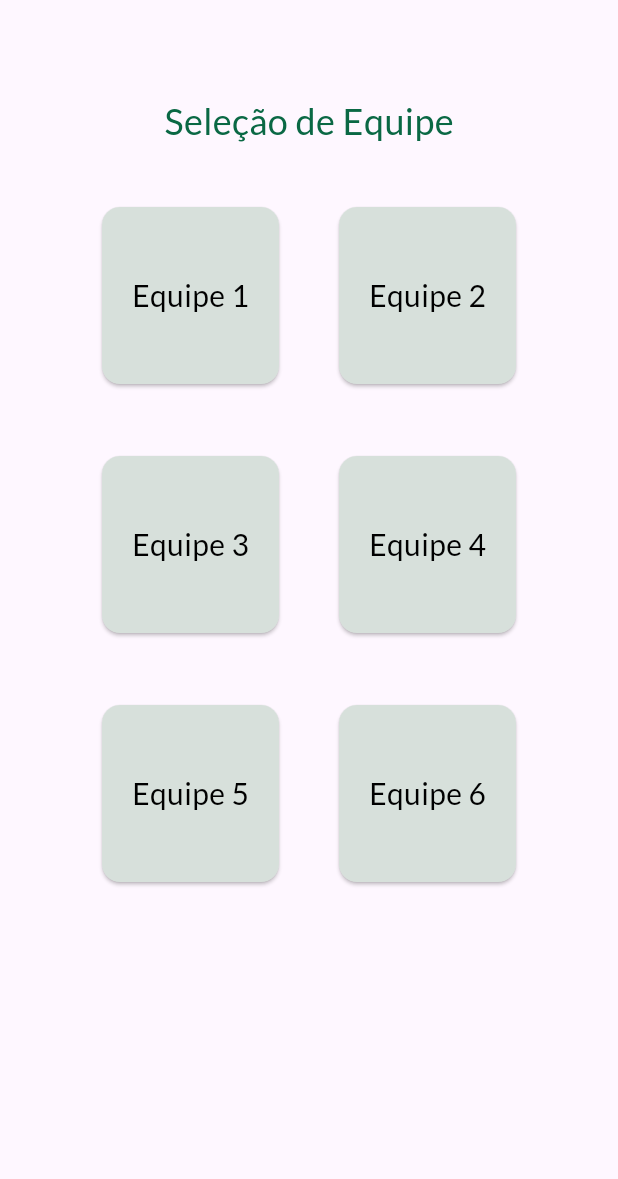
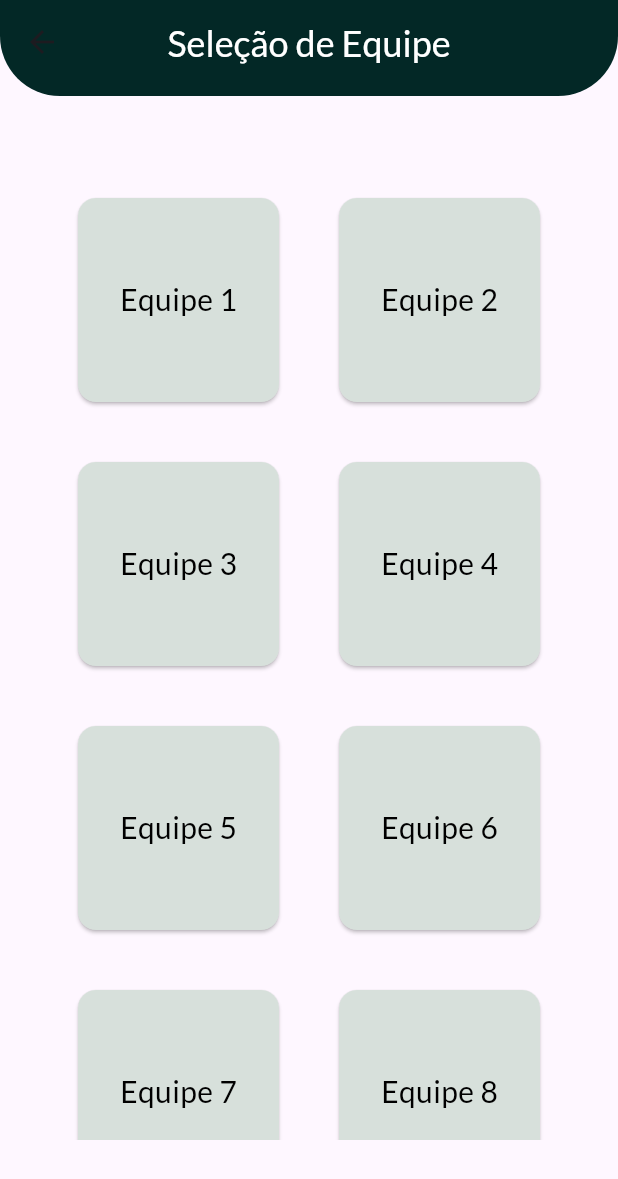
Before and after one commit to anselmomartins1918/Inspira, a Flutter app: the TeamSelection screen opened directly with empty values, on a phone screen of 412 x 824 dp. Shown: the top 1179 px of the screen. Run offline on Flutter 3.47's test engine with Material 3 defaults, Android fonts, the phone set to English and light mode, and no system bars; our stand-ins replace cloud_firestore, firebase_auth, firebase_core, flutter_svg; accounts and stored records are empty.

Commit message:
feat: Update layout of Team Selection Page

```diff
--- a/lib/app/data/controllers/avaluantion_controller.dart
+++ b/lib/app/data/controllers/avaluantion_controller.dart
@@ -42,7 +42,7 @@ class AvaluantionController {
   }) async {
     try {
       DocumentReference docRef =
-          FirebaseFirestore.instance.collection('avaluations').doc(valuer);
+          FirebaseFirestore.instance.collection('mude-avaluations').doc(valuer);
 
       DocumentSnapshot doc = await docRef.get();
 
--- a/lib/app/data/controllers/ranking_controller.dart
+++ b/lib/app/data/controllers/ranking_controller.dart
@@ -12,7 +12,7 @@ class RankingController {
 
   void _listening() {
     FirebaseFirestore.instance
-        .collection('avaluations')
+        .collection('mude-avaluations')
         .snapshots()
         .listen((snapshot) async {
       _fetchDocuments();
@@ -21,7 +21,7 @@ class RankingController {
 
   Future<void> _fetchDocuments() async {
     QuerySnapshot snapshot =
-        await FirebaseFirestore.instance.collection('avaluations').get();
+        await FirebaseFirestore.instance.collection('mude-avaluations').get();
 
     List<Map<String, dynamic>> documents =
         snapshot.docs.map((doc) => doc.data() as Map<String, dynamic>).toList();
--- a/lib/app/data/controllers/team_selection_controller.dart
+++ b/lib/app/data/controllers/team_selection_controller.dart
@@ -17,7 +17,7 @@ class TeamSelectionController {
 
   void listening() {
     FirebaseFirestore.instance
-        .collection('avaluations')
+        .collection('mude-avaluations')
         .doc(name)
         .snapshots()
         .listen((DocumentSnapshot documentSnapshot) {
--- a/lib/app/ui/pages/team_selection/team_selection_page.dart
+++ b/lib/app/ui/pages/team_selection/team_selection_page.dart
@@ -4,18 +4,20 @@ import 'package:inspira/app/data/controllers/team_selection_controller.dart';
 class TeamSelection extends StatelessWidget {
   final String name;
 
-  const TeamSelection({
+  TeamSelection({
     required this.name,
     super.key,
   });
 
-  static const List<String> teams = [
+  final List<String> teams = [
     'Equipe 1',
     'Equipe 2',
     'Equipe 3',
     'Equipe 4',
     'Equipe 5',
-    'Equipe 6'
+    'Equipe 6',
+    'Equipe 7',
+    'Equipe 8'
   ];
 
   @override
@@ -24,37 +26,49 @@ class TeamSelection extends StatelessWidget {
     Size size = MediaQuery.of(context).size;
 
     return Scaffold(
-      body: Container(
-        height: size.height,
-        width: size.width,
-        margin: const EdgeInsets.symmetric(horizontal: 48.0, vertical: 64.0),
-        child: Column(
-          mainAxisAlignment: MainAxisAlignment.spaceBetween,
-          children: [
-            const Text(
+      appBar: PreferredSize(
+        preferredSize: const Size.fromHeight(64.0),
+        child: ClipRRect(
+          borderRadius: const BorderRadius.only(
+            bottomLeft: Radius.circular(40.0),
+            bottomRight: Radius.circular(40.0),
+          ),
+          child: AppBar(
+            backgroundColor: const Color(0xFF032826),
+            centerTitle: true,
+            title: const Text(
               'Seleção de Equipe',
               style: TextStyle(
-                color: Color(0xFF0A6844),
+                color: Colors.white,
                 fontFamily: 'Lato',
                 fontSize: 24.0,
               ),
             ),
-            const SizedBox(height: 20.0),
-            Expanded(
+          ),
+        ),
+      ),
+      body: Container(
+        alignment: Alignment.center,
+        height: size.height,
+        width: size.width,
+        margin: const EdgeInsets.symmetric(horizontal: 48.0, vertical: 64.0),
         child: GridView.builder(
+          shrinkWrap: true,
           physics: const NeverScrollableScrollPhysics(),
-                gridDelegate: const SliverGridDelegateWithFixedCrossAxisCount(
+          gridDelegate:
+              const SliverGridDelegateWithFixedCrossAxisCount(
             crossAxisCount: 2,
+            mainAxisExtent: 144.0,
             crossAxisSpacing: 32.0,
-                  mainAxisSpacing: 40.0,
+            mainAxisSpacing: 32.0,
           ),
           itemCount: teams.length,
           itemBuilder: (context, index) {
             return AnimatedBuilder(
               animation: controller.avaluations$,
               builder: (context, child) {
-                      bool isSelect = controller.avaluations
-                          .any((avaluation) => avaluation.team == teams[index]);
+                bool isSelect = controller.avaluations.any(
+                    (avaluation) => avaluation.team == teams[index]);
 
                 return GestureDetector(
                   onTap: () => !isSelect
@@ -90,8 +104,8 @@ class TeamSelection extends StatelessWidget {
                                       BorderRadius.circular(100.0),
                                   color: const Color(0xFF0A6844),
                                 ),
-                                      margin:
-                                          const EdgeInsets.only(bottom: 16.0),
+                                margin: const EdgeInsets.only(
+                                    bottom: 16.0),
                                 padding: const EdgeInsets.symmetric(
                                   horizontal: 32.0,
                                   vertical: 8.0,
@@ -115,10 +129,6 @@ class TeamSelection extends StatelessWidget {
               },
             );
           },
-                padding: const EdgeInsets.all(16.0),
-              ),
-            ),
-          ],
         ),
       ),
     );
```
Lines whose indentation alone changed are shown as unchanged.
